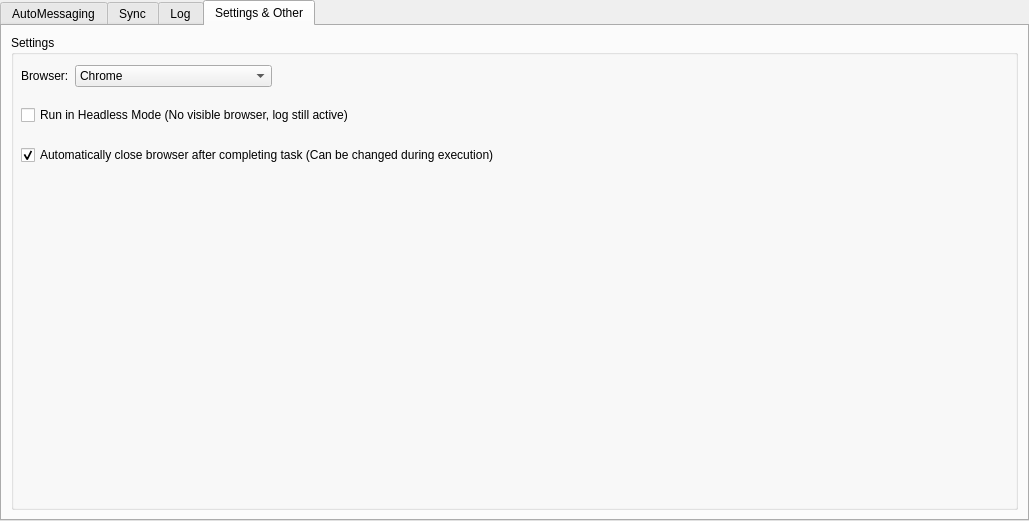
Before: the Qt Designer form src/gui/ui/instancewidget.ui in smalbadger/social, drawn with Qt 5.
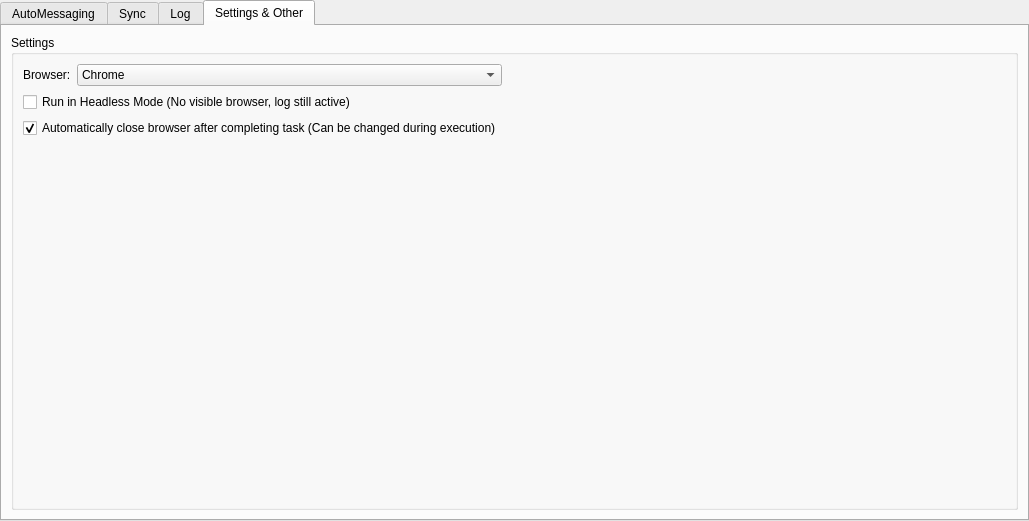
After: the same form once the commit is applied. The open tabs and pages were chosen to show the change.

```diff
--- a/src/gui/ui/instancewidget.ui
+++ b/src/gui/ui/instancewidget.ui
@@ -424,63 +424,86 @@
          <property name="title">
           <string>Settings</string>
          </property>
-         <widget class="QCheckBox" name="headlessBoxGeneral">
-          <property name="geometry">
-           <rect>
-            <x>10</x>
-            <y>70</y>
-            <width>501</width>
-            <height>20</height>
-           </rect>
-          </property>
-          <property name="text">
-           <string>Run in Headless Mode (No visible browser, log still active)</string>
-          </property>
-         </widget>
-         <widget class="QCheckBox" name="closeBrowserBox">
-          <property name="geometry">
-           <rect>
-            <x>10</x>
-            <y>110</y>
-            <width>601</width>
-            <height>20</height>
-           </rect>
-          </property>
-          <property name="text">
-           <string>Automatically close browser after completing task (Can be changed during execution)</string>
-          </property>
-          <property name="checked">
-           <bool>true</bool>
-          </property>
-         </widget>
-         <widget class="QWidget" name="layoutWidget1">
-          <property name="geometry">
-           <rect>
-            <x>10</x>
-            <y>30</y>
-            <width>251</width>
-            <height>24</height>
-           </rect>
-          </property>
-          <layout class="QFormLayout" name="formLayout2">
-           <item row="0" column="0">
-            <widget class="QLabel" name="label_2">
-             <property name="text">
-              <string>Browser:</string>
-             </property>
-            </widget>
-           </item>
-           <item row="0" column="1">
-            <widget class="QComboBox" name="browserBox">
-             <item>
-              <property name="text">
-               <string>Chrome</string>
+         <layout class="QGridLayout" name="gridLayout_3">
+          <item row="0" column="0">
+           <layout class="QHBoxLayout" name="horizontalLayout_5">
+            <item>
+             <layout class="QVBoxLayout" name="verticalLayout_3">
+              <item>
+               <layout class="QVBoxLayout" name="verticalLayout_2">
+                <item>
+                 <layout class="QFormLayout" name="formLayout2">
+                  <item row="0" column="0">
+                   <widget class="QLabel" name="label_2">
+                    <property name="text">
+                     <string>Browser:</string>
+                    </property>
+                   </widget>
+                  </item>
+                  <item row="0" column="1">
+                   <widget class="QComboBox" name="browserBox">
+                    <item>
+                     <property name="text">
+                      <string>Chrome</string>
+                     </property>
+                    </item>
+                   </widget>
+                  </item>
+                 </layout>
+                </item>
+                <item>
+                 <widget class="QCheckBox" name="headlessBoxGeneral">
+                  <property name="text">
+                   <string>Run in Headless Mode (No visible browser, log still active)</string>
+                  </property>
+                 </widget>
+                </item>
+                <item>
+                 <widget class="QCheckBox" name="closeBrowserBox">
+                  <property name="text">
+                   <string>Automatically close browser after completing task (Can be changed during execution)</string>
+                  </property>
+                  <property name="checked">
+                   <bool>true</bool>
+                  </property>
+                 </widget>
+                </item>
+               </layout>
+              </item>
+              <item>
+               <spacer name="verticalSpacer_2">
+                <property name="orientation">
+                 <enum>Qt::Vertical</enum>
+                </property>
+                <property name="sizeType">
+                 <enum>QSizePolicy::MinimumExpanding</enum>
+                </property>
+                <property name="sizeHint" stdset="0">
+                 <size>
+                  <width>20</width>
+                  <height>40</height>
+                 </size>
+                </property>
+               </spacer>
+              </item>
+             </layout>
+            </item>
+            <item>
+             <spacer name="horizontalSpacer">
+              <property name="orientation">
+               <enum>Qt::Horizontal</enum>
               </property>
-             </item>
-            </widget>
-           </item>
-          </layout>
-         </widget>
+              <property name="sizeHint" stdset="0">
+               <size>
+                <width>40</width>
+                <height>20</height>
+               </size>
+              </property>
+             </spacer>
+            </item>
+           </layout>
+          </item>
+         </layout>
         </widget>
        </item>
       </layout>
```
Left out of the diff: 51 changed lines with no effect on the pictures.
